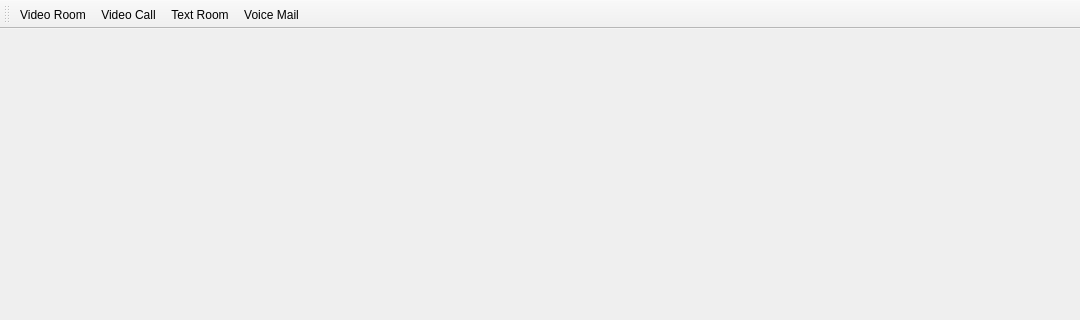
The window that UI/ui.ui (ouxianghui/janus-client) describes before a commit, drawn with Qt 5; both pictures show x 0 to 1080 and y 0 to 320 of the 1080 by 720 pixel window.
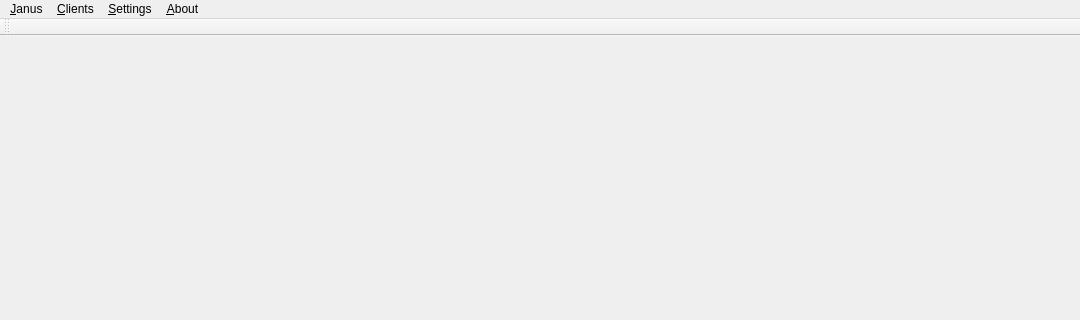
The same window after the commit. Icons and pictures are not drawn.

The edit to the form file:
```diff
--- a/UI/ui.ui
+++ b/UI/ui.ui
@@ -30,9 +30,42 @@
      <x>0</x>
      <y>0</y>
      <width>1080</width>
-     <height>22</height>
+     <height>21</height>
     </rect>
    </property>
+   <widget class="QMenu" name="menuSettings">
+    <property name="title">
+     <string>&amp;Settings</string>
+    </property>
+    <addaction name="separator"/>
+    <addaction name="actionJanusGateway"/>
+    <addaction name="actionMyProfile"/>
+   </widget>
+   <widget class="QMenu" name="menuConnect">
+    <property name="title">
+     <string>&amp;Janus</string>
+    </property>
+    <addaction name="actionConnectJanus"/>
+   </widget>
+   <widget class="QMenu" name="menuClients">
+    <property name="title">
+     <string>&amp;Clients</string>
+    </property>
+    <addaction name="actionVideoRoom"/>
+    <addaction name="actionVideoCall"/>
+    <addaction name="actionTextRoom"/>
+    <addaction name="actionVoiceMail"/>
+   </widget>
+   <widget class="QMenu" name="menuAbout">
+    <property name="title">
+     <string>&amp;About</string>
+    </property>
+    <addaction name="actionAboutUs"/>
+   </widget>
+   <addaction name="menuConnect"/>
+   <addaction name="menuClients"/>
+   <addaction name="menuSettings"/>
+   <addaction name="menuAbout"/>
   </widget>
   <widget class="QToolBar" name="mainToolBar">
    <property name="baseSize">
@@ -56,10 +89,6 @@
    <attribute name="toolBarBreak">
     <bool>false</bool>
    </attribute>
-   <addaction name="actionVideoRoom"/>
-   <addaction name="actionVideoCall"/>
-   <addaction name="actionTextRoom"/>
-   <addaction name="actionVoiceMail"/>
   </widget>
   <widget class="QStatusBar" name="statusBar"/>
   <action name="actionStart">
```
Left out of the diff: 53 changed lines with no effect on the pictures.
